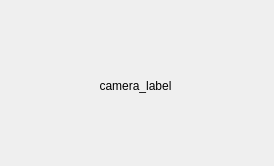
First picture: the form in hand_app/camera.ui, repository Mathunder/tse_hand_project, before the edit.
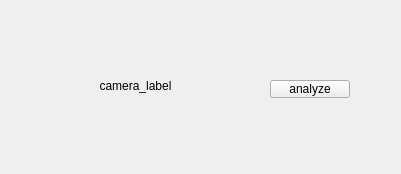
Second picture: the form after the edit.

Diff of the .ui file:
```diff
--- a/hand_app/camera.ui
+++ b/hand_app/camera.ui
@@ -6,8 +6,8 @@
    <rect>
     <x>0</x>
     <y>0</y>
-    <width>274</width>
-    <height>166</height>
+    <width>401</width>
+    <height>174</height>
    </rect>
   </property>
   <property name="windowTitle">
@@ -29,6 +29,19 @@
     <set>Qt::AlignCenter</set>
    </property>
   </widget>
+  <widget class="QPushButton" name="analyze_button">
+   <property name="geometry">
+    <rect>
+     <x>270</x>
+     <y>80</y>
+     <width>80</width>
+     <height>18</height>
+    </rect>
+   </property>
+   <property name="text">
+    <string>analyze</string>
+   </property>
+  </widget>
  </widget>
  <resources/>
  <connections/>
```
